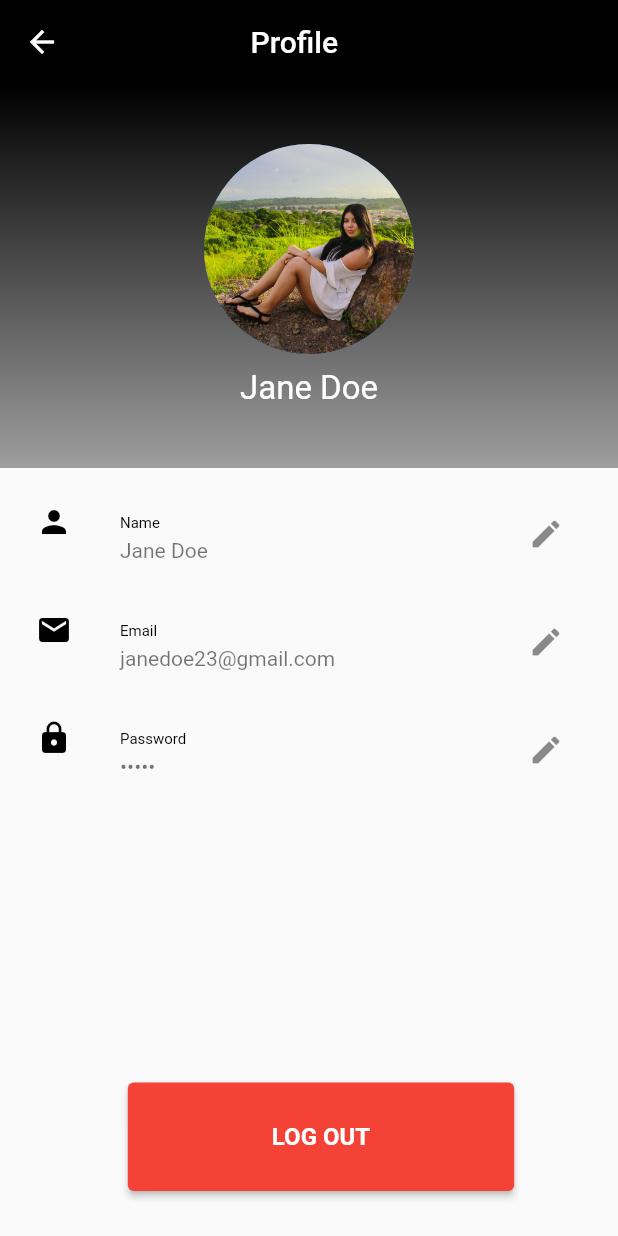
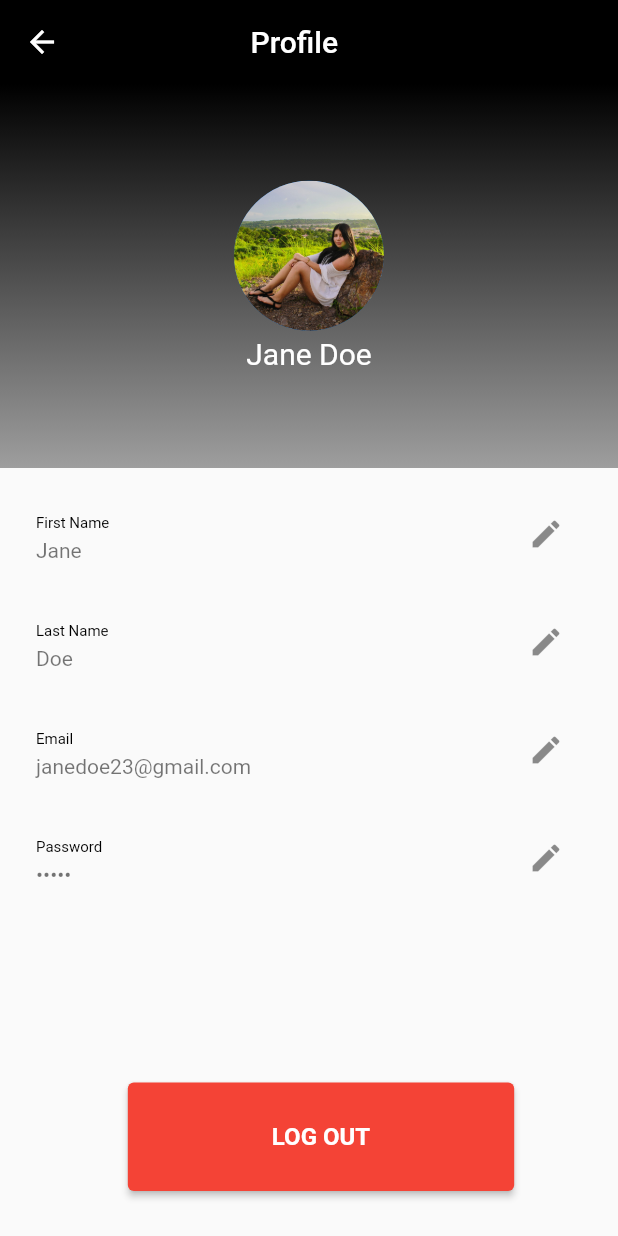
Before and after one commit to godfreydhl/cardinal, a Flutter app: the Profile screen opened directly, on a phone screen of 412 x 824 dp. Run offline on Flutter 3.47's test engine with Material 2 defaults, Android fonts, the phone set to English and light mode, and no system bars; our stand-ins replace date_format, video_player; missing offline and left inert: pdf_flutter; project files that could hold a hidden picture were left out.

Commit message:
profile edit

```diff
--- a/lib/profile-temp.dart
+++ b/lib/profile-temp.dart
@@ -9,24 +9,24 @@ class Profile{
     this.password
   });
 
-  final String first;
-  final String last;
-  final String email;
-  final String password;
+  String first;
+  String last;
+  String email;
+  String password;
 
 
-  set first (String value){
+  set firstName (String value){
     first = value;
   }
 
-  set second (String value){
-    second = value;
+  set lastName (String value){
+    last = value;
   }
 
-  set email (String value){
+  set newEmail (String value){
     email = value;
   }
-  set password (String value){
+  set newPassword (String value){
     password = value;
   }
 
--- a/lib/profile_view.dart
+++ b/lib/profile_view.dart
@@ -1,8 +1,16 @@
 import 'package:flutter/material.dart';
+import 'package:flutter/rendering.dart';
 import 'profile-temp.dart';
 import 'login-view.dart';
+import 'profile_edit_view.dart';
 
-class Profile extends StatelessWidget {
+class Profile extends StatefulWidget {
+  @override
+  _ProfileState createState() => _ProfileState();
+}
+
+class _ProfileState extends State<Profile> {
+
   @override
   Widget build(BuildContext context) {
 
@@ -16,7 +24,8 @@ class Profile extends StatelessWidget {
         ),
 
       ),
-      body: Column(
+      resizeToAvoidBottomInset: false,
+      body:Column(
             children: <Widget>[
               Expanded(
                   flex: 1,
@@ -28,9 +37,7 @@ class Profile extends StatelessWidget {
                         colors:[Colors.black, Colors.grey]
                       )
                     ),
-              child: Container(
                     width: double.infinity,
-                height: 150.0,
                      child: Center(
                         child: Column(
                           mainAxisAlignment: MainAxisAlignment.center,
@@ -38,23 +45,22 @@ class Profile extends StatelessWidget {
                           children: [
                             CircleAvatar(
                               backgroundImage: AssetImage('assets/images/model.jpg'),
-                        radius: 70,
+                              radius: 50,
                             ),
-                      SizedBox(
-                        height: 10.0,
-                      ),
-                      Text(
+                            Container(
+                              padding: const EdgeInsets.only(top: 4),
+                              child: Text(
                                 '${User.first} ${User.last}',
                                 style: TextStyle(
-                          fontSize: 22.0,
+                                  fontSize: 20.0,
                                   color: Colors.white
                                 )
+                              ),
                             ),
 
 
                           ],
                         )
-                ),
                       ),
                     ),
                   ),
@@ -68,26 +74,45 @@ class Profile extends StatelessWidget {
                       padding: const EdgeInsets.all(8),
                       children: <Widget>[
                         ListTile(
-                      leading: Icon(Icons.person,
-                      color: Colors.black,),
-                      title: Text('Name',
+                          title: Text('First Name',
                             style: TextStyle(
                               fontSize: 10,
                               color: Colors.black
                                 )
                           ),
-                      subtitle: Text('${User.first} ${User.last}') ,
+                          subtitle: Text('${User.first}') ,
                           trailing: IconButton(
                              icon: Icon(Icons.edit),
                               onPressed: (){
-                           null;
+                                Navigator.push(context, MaterialPageRoute(
+                                    builder: (_){
+                                      return ProfileEdit(User: User,title: 'First Name');
+                                    })
+                                );
+                            },
+                          )
+                        ),
+                        ListTile(
+                            title: Text('Last Name',
+                                style: TextStyle(
+                                    fontSize: 10,
+                                    color: Colors.black
+                                )
+                            ),
+                            subtitle: Text('${User.last}') ,
+                            trailing: IconButton(
+                              icon: Icon(Icons.edit),
+                              onPressed: (){
+                                Navigator.push(context, MaterialPageRoute(
+                                    builder: (_){
+                                      return ProfileEdit(User: User,title: 'Last Name');
+                                    })
+                                );
                               },
                             )
                         ),
 
                         ListTile(
-                        leading: Icon(Icons.email,
-                            color: Colors.black),
                             title: Text('Email',
                                 style: TextStyle(
                                     fontSize: 10,
@@ -98,13 +123,15 @@ class Profile extends StatelessWidget {
                             trailing: IconButton(
                               icon: Icon(Icons.edit),
                               onPressed: (){
-                            null;
+                                Navigator.push(context, MaterialPageRoute(
+                                    builder: (_){
+                                      return ProfileEdit(User: User,title: 'Email');
+                                    })
+                                );
                               },
                             )
                         ),
                         ListTile(
-                        leading: Icon(Icons.lock,
-                            color: Colors.black),
                             title: Text('Password',
                                 style: TextStyle(
                                     fontSize: 10,
@@ -115,7 +142,11 @@ class Profile extends StatelessWidget {
                             trailing: IconButton(
                               icon: Icon(Icons.edit),
                               onPressed: (){
-                            null;
+                                Navigator.push(context, MaterialPageRoute(
+                                    builder: (_){
+                                      return ProfileEdit(User: User,title: 'Password');
+                                    })
+                                );
                               },
                             )
                         ),
@@ -159,8 +190,8 @@ class Profile extends StatelessWidget {
                 ),
               ),
             ],
+
       ),
       );
   }
-
 }
```
Also changed, not shown: lib/profile_edit_view.dart (added, +195 -0 lines). Lines whose indentation alone changed are shown as unchanged.
